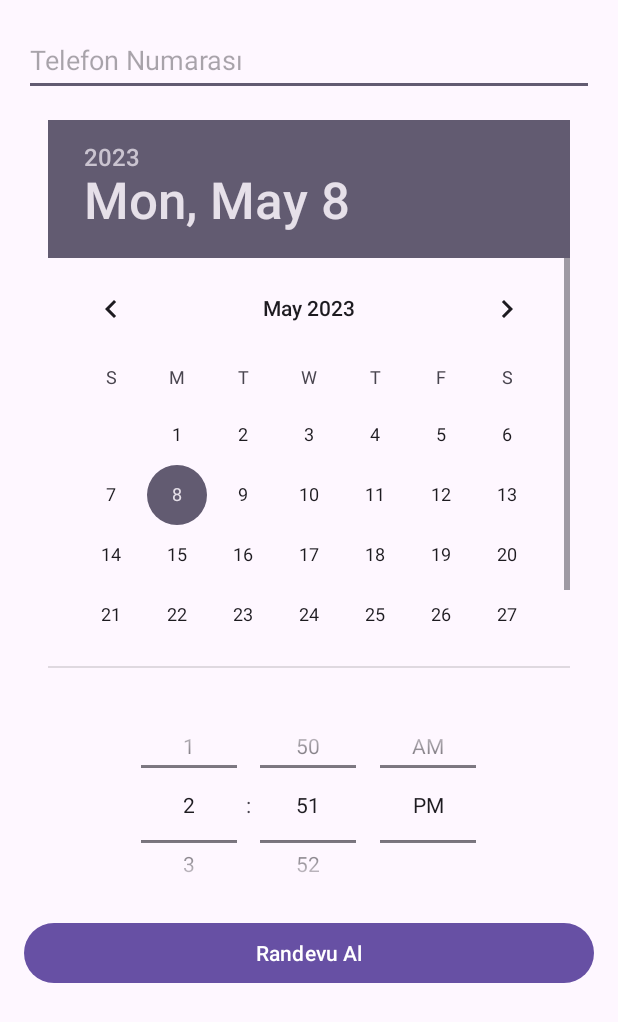
After one commit to MustafaIncee/carServiceApp, an Android app: the RandevuDevam screen opened directly, with no data from a screen before it, on a phone screen of 412 x 824 dp. The commit adds this screen. Shown: the top 1022 px of the screen. Run offline under Robolectric (Android 15) with nearby library versions, the phone set to English and light mode, and no system bars; libraries missing offline, so code that uses them is left out: com.vishnusivadas.advanced_httpurlconnection.

Commit message:
randevu sayfasi devami ve admin paneli eklendi. (admin paneli bos)

```diff
--- /dev/null
+++ b/app/src/main/java/com/example/arabaservisiuygulama/RandevuDevam.java
@@ -0,0 +1,100 @@
+package com.example.arabaservisiuygulama;
+
+import androidx.appcompat.app.AppCompatActivity;
+
+import android.os.Bundle;
+import android.os.Handler;
+import android.os.Looper;
+import android.view.View;
+import android.widget.Button;
+import android.widget.DatePicker;
+import android.widget.EditText;
+import android.widget.TimePicker;
+import android.widget.Toast;
+
+import com.vishnusivadas.advanced_httpurlconnection.PutData;
+
+public class RandevuDevam extends AppCompatActivity {
+
+     EditText phoneNumber;
+     DatePicker datePicker;
+     TimePicker timePicker;
+     Button submitButton;
+
+    @Override
+    protected void onCreate(Bundle savedInstanceState) {
+        super.onCreate(savedInstanceState);
+        setContentView(R.layout.activity_randevu_devam);
+
+        phoneNumber = findViewById(R.id.telefon);
+        datePicker = findViewById(R.id.tarih);
+        timePicker = findViewById(R.id.saat);
+        submitButton = findViewById(R.id.randevu_onay);
+
+
+        submitButton.setOnClickListener(new View.OnClickListener() {
+            @Override
+            public void onClick(View v) {
+                String phone = String.valueOf(phoneNumber.getText());
+                String day = String.valueOf(datePicker.getDayOfMonth());
+                String month = String.valueOf(datePicker.getMonth());
+                String year = String.valueOf(datePicker.getYear());
+                String hour = String.valueOf(timePicker.getHour());
+                //int minute = timePicker.getMinute();
+
+                String message = "Randevu Bilgileri:\nTelefon Numarası: " + phone + "\nTarih: " + day + "/" + (month + 1) + "/" + year + "\nSaat: " + hour + ":";
+                Toast.makeText(RandevuDevam.this, message, Toast.LENGTH_LONG).show();
+
+                if (!phone.equals("") && !day.equals("") && !month.equals("") && !year.equals("") && !hour.equals("")){
+                    //progressBar.setVisibility(View.VISIBLE);
+                    Handler handler = new Handler(Looper.getMainLooper());
+                    handler.post(new Runnable() {
+                        @Override
+                        public void run() {
+
+                            //Starting Write and Read data with URL
+                            //Creating array for parameters
+                            String[] field = new String[5];
+                            field[0] = "phone";
+                            field[1] = "day";
+                            field[2] = "month";
+                            field[3] = "year";
+                            field[4] = "hour";
+
+
+                            //Creating array for data
+                            String[] data = new String[5];
+                            data[0] = phone;
+                            data[1] = day;
+                            data[2] = month;
+                            data[3] = year;
+                            data[4] = hour;
+
+                            PutData putData = new PutData("http://192.168.0.29/LoginRegister/Randevu.php", "POST", field, data);
+                            if (putData.startPut()) {
+                                if (putData.onComplete()) {
+                                    //progressBar.setVisibility(View.GONE);
+                                    String result = putData.getResult();
+                                    if (result.equals("Randevu Olusturuldu!"))
+                                    {
+                                        Toast.makeText(getApplicationContext(),result,Toast.LENGTH_SHORT).show();
+
+                                    }
+                                    else {
+                                        Toast.makeText(getApplicationContext(),result,Toast.LENGTH_SHORT).show();
+                                    }
+                                }
+                            }
+                        }
+                    });
+                }
+                else
+                {
+                    Toast.makeText(getApplicationContext(), "Gerekli alanlar doldurulmalı", Toast.LENGTH_SHORT).show();
+                }
+
+            }
+        });
+
+    }
+}
--- a/app/src/main/res/layout/activity_randevu.xml
+++ b/app/src/main/res/layout/activity_randevu.xml
@@ -93,6 +93,7 @@
             android:id="@+id/yakit_turu_label"
             android:layout_width="wrap_content"
             android:layout_height="wrap_content"
+            android:layout_marginTop="16dp"
             android:text="Yakıt Türü"
             app:layout_constraintTop_toTopOf="parent"
             app:layout_constraintStart_toStartOf="parent"/>
--- /dev/null
+++ b/app/src/main/res/layout/activity_randevu_devam.xml
@@ -0,0 +1,37 @@
+<?xml version="1.0" encoding="utf-8"?>
+<LinearLayout xmlns:android="http://schemas.android.com/apk/res/android"
+    xmlns:app="http://schemas.android.com/apk/res-auto"
+    xmlns:tools="http://schemas.android.com/tools"
+    android:layout_width="match_parent"
+    android:layout_height="match_parent"
+    android:orientation="vertical"
+    android:padding="16dp"
+    tools:context=".RandevuDevam">
+
+    <EditText
+        android:id="@+id/telefon"
+        android:layout_width="match_parent"
+        android:layout_height="48dp"
+        android:hint="Telefon Numarası"
+        android:inputType="phone" />
+
+    <DatePicker
+        android:id="@+id/tarih"
+        android:layout_width="match_parent"
+        android:layout_height="397dp"
+        android:padding="16dp"
+        android:calendarViewShown="false" />
+
+    <TimePicker
+        android:id="@+id/saat"
+        android:layout_width="match_parent"
+        android:layout_height="150dp"
+        android:timePickerMode="spinner" />
+
+    <Button
+        android:id="@+id/randevu_onay"
+        android:layout_width="match_parent"
+        android:layout_height="48dp"
+        android:text="Randevu Al" />
+
+</LinearLayout>
```
Also changed, not shown: app/src/main/AndroidManifest.xml (+9 -3 lines), app/src/main/java/com/example/arabaservisiuygulama/Admin.java (added, +14 -0 lines), app/src/main/java/com/example/arabaservisiuygulama/Login.java (+11 -1 lines), app/src/main/java/com/example/arabaservisiuygulama/Randevu.java (+5 -4 lines), app/src/main/res/layout/activity_admin.xml (added, +9 -0 lines).
